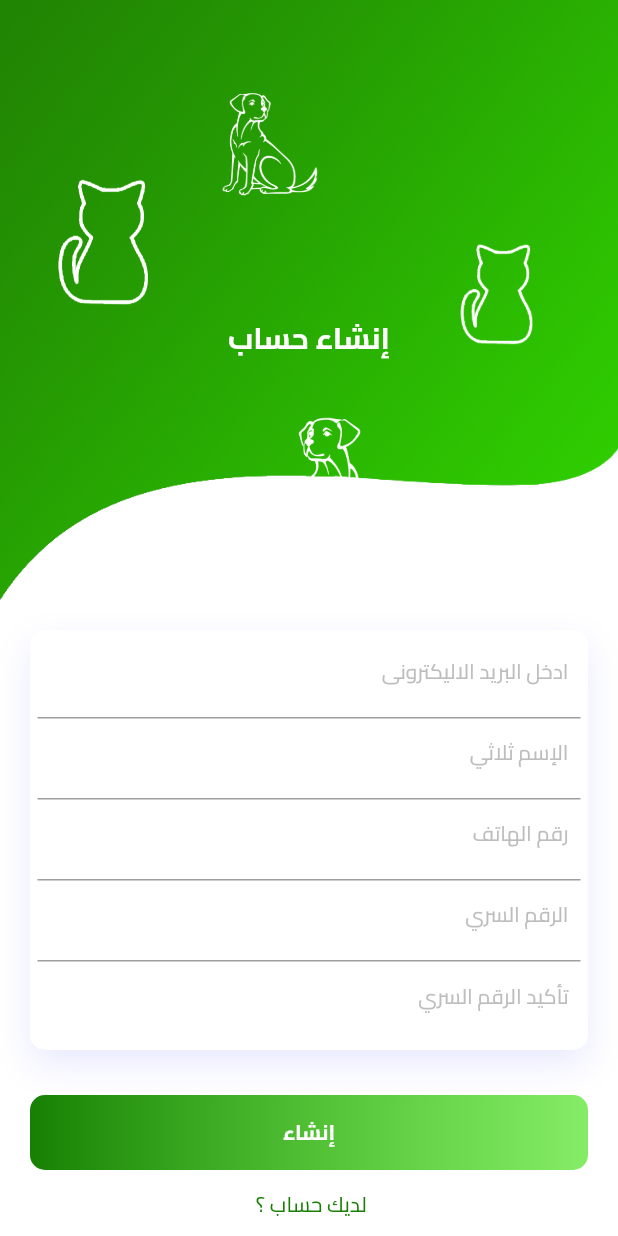
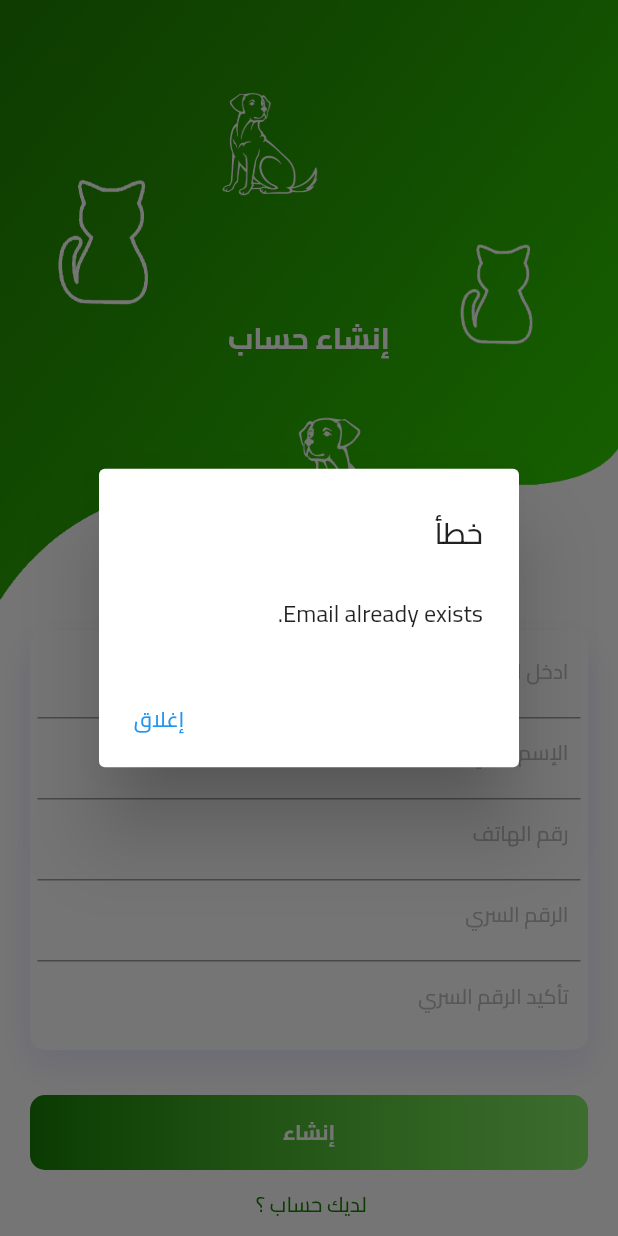
Before and after one commit to Mahmoud-Raouf/tarahm, a Flutter app: the SignUpScreen screen opened directly, after a tap on "إنشاء", on a phone screen of 412 x 824 dp. Run offline on Flutter 3.47's test engine with Material 2 defaults, Android fonts, the phone set to English and light mode, and no system bars; our stand-ins replace cloud_firestore, firebase_auth, firebase_core, flutter_screenutil, image_picker; missing offline and left inert: mailer; accounts and stored records are empty.

```diff
--- a/lib/auth/signUp.dart
+++ b/lib/auth/signUp.dart
@@ -20,7 +20,7 @@ class _SignUpScreenState extends State<SignUpScreen> {
   final _passwordController = TextEditingController();
   final _confirmPasswordController = TextEditingController();
 
-  Future signUp() async {
+  Future<void> signUp() async {
     bool passwordConfirmed() {
       if (_passwordController.text.trim() ==
           _confirmPasswordController.text.trim()) {
@@ -31,26 +31,90 @@ class _SignUpScreenState extends State<SignUpScreen> {
     }
 
     final FirebaseAuth _auth = FirebaseAuth.instance;
-    CollectionReference userref =
+    CollectionReference userRef =
         FirebaseFirestore.instance.collection('customUsers');
-    if (passwordConfirmed()) {
+
+    // Check if the email already exists
+    bool emailExists = false;
+    QuerySnapshot snapshot = await userRef
+        .where('email', isEqualTo: _emailController.text.trim())
+        .get();
+    if (snapshot.docs.isNotEmpty) {
+      emailExists = true;
+    }
+
+    if (passwordConfirmed() && !emailExists) {
+      try {
         UserCredential result = await _auth.createUserWithEmailAndPassword(
           email: _emailController.text.trim(),
-          password: _passwordController.text.trim());
-      userref.add({
+          password: _passwordController.text.trim(),
+        );
+
+        await userRef.add({
           "uid": result.user?.uid,
           'name': _nameController.text,
           'number': _numberphoneController.text,
           'role': "user",
         });
+
         Navigator.push(
           context,
           MaterialPageRoute(builder: (context) => Home()),
         );
+      } catch (e) {
+        String errorMessage = "";
+        if (e is FirebaseAuthException) {
+          errorMessage = e.message ?? "An error occurred during sign up.";
         } else {
-      setState(() {
-        errorvisible = true;
-      });
+          errorMessage = "An error occurred during sign up.";
+        }
+
+        showDialog(
+          context: context,
+          builder: (BuildContext context) {
+            return Directionality(
+              textDirection: TextDirection.rtl,
+              child: AlertDialog(
+                title: Text("خطأ"),
+                content: Text("هذا البريد تم إستخدامة من قبل"),
+                actions: [
+                  TextButton(
+                    child: Text("إغلاق"),
+                    onPressed: () {
+                      Navigator.of(context).pop();
+                    },
+                  ),
+                ],
+              ),
+            );
+          },
+        );
+      }
+    } else {
+      String errorMessage = !passwordConfirmed()
+          ? "Passwords do not match."
+          : "Email already exists.";
+
+      showDialog(
+        context: context,
+        builder: (BuildContext context) {
+          return Directionality(
+            textDirection: TextDirection.rtl,
+            child: AlertDialog(
+              title: Text("خطأ"),
+              content: Text(errorMessage),
+              actions: [
+                TextButton(
+                  child: Text("إغلاق"),
+                  onPressed: () {
+                    Navigator.of(context).pop();
+                  },
+                ),
+              ],
+            ),
+          );
+        },
+      );
     }
   }
 
--- a/lib/screens/chatDetailPage.dart
+++ b/lib/screens/chatDetailPage.dart
@@ -283,6 +283,7 @@ class _ChatDetailPageState extends State<ChatDetailPage> {
                                   .collection('doctorConsulting')
                                   .doc(widget.ConsultingId)
                                   .collection('message')
+                                  .orderBy('time', descending: false)
                                   .snapshots(),
                               builder: (context, snapshot) {
                                 List<ChatMessage> messagesWidgets = [];
```
Lines whose indentation alone changed are shown as unchanged.
